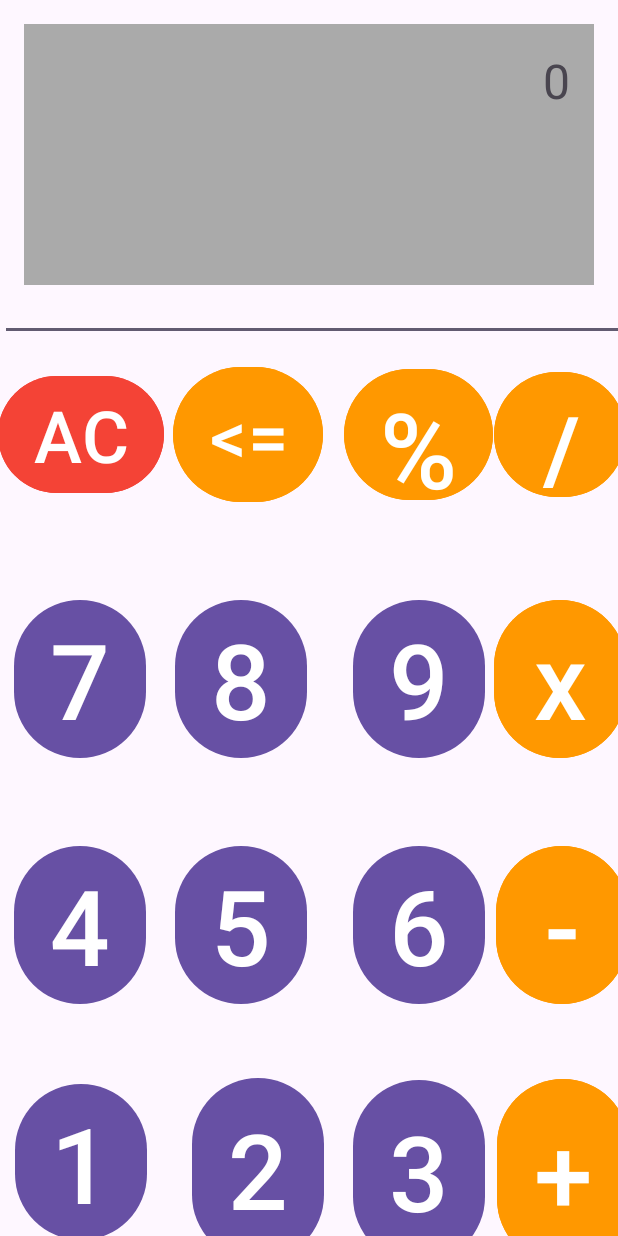
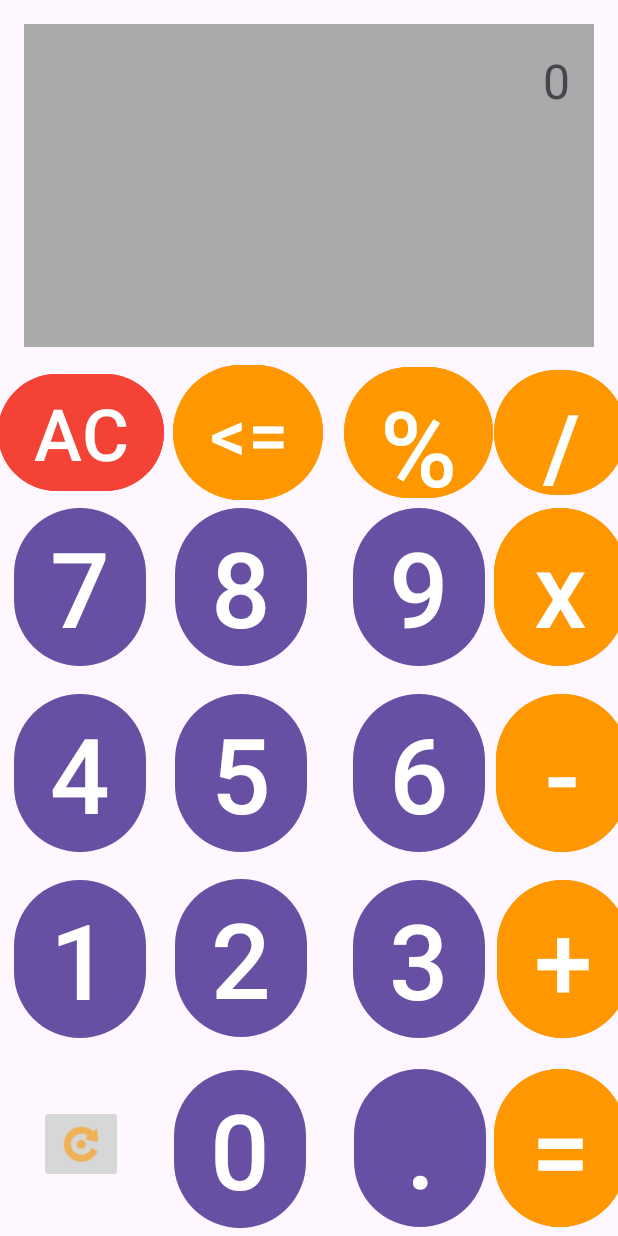
Before and after one commit to VladislavPavlyuk/CalculatorApp, an Android app: the screen it shows after launch (MainActivity), on a phone screen of 412 x 824 dp. Run offline under Robolectric (Android 15) with nearby library versions, the phone set to English and light mode, and no system bars.

Commit message:
Buttons done

```diff
--- a/app/src/main/res/layout/activity_main.xml
+++ b/app/src/main/res/layout/activity_main.xml
@@ -11,7 +11,7 @@
         android:layout_width="wrap_content"
         android:layout_height="wrap_content"
         android:orientation="horizontal"
-        app:layout_constraintGuide_percent="0.25" />
+        app:layout_constraintGuide_percent="0.3" />
 
     <TextView
         android:id="@+id/textView"
@@ -23,21 +23,10 @@
         android:padding="16dp"
         android:text="@string/button_0"
         android:textSize="32sp"
-        app:layout_constraintBottom_toTopOf="@id/guideline"
+        app:layout_constraintBottom_toTopOf="@+id/guideline"
         app:layout_constraintEnd_toEndOf="parent"
         app:layout_constraintStart_toStartOf="parent"
         app:layout_constraintTop_toTopOf="parent" />
-
-    <EditText
-        android:id="@+id/editTextTextMultiLine"
-        android:layout_width="416dp"
-        android:layout_height="227dp"
-        android:ems="10"
-        android:gravity="start|top"
-        android:inputType="textMultiLine"
-        android:textSize="70sp"
-        tools:layout_editor_absoluteX="14dp"
-        tools:layout_editor_absoluteY="13dp" />
 
     <!-- AC -->
     <Button
@@ -121,19 +110,20 @@
     <ImageButton
         android:id="@+id/imageButton_rotate"
         android:layout_width="wrap_content"
-        android:layout_height="94dp"
+        android:layout_height="wrap_content"
         app:layout_constraintBottom_toBottomOf="parent"
         app:layout_constraintEnd_toStartOf="@+id/guideline7"
+        app:layout_constraintHorizontal_bias="0.507"
         app:layout_constraintStart_toStartOf="parent"
         app:layout_constraintTop_toTopOf="@+id/guideline5"
-        app:layout_constraintVertical_bias="0.74"
+        app:layout_constraintVertical_bias="0.493"
         app:srcCompat="@android:drawable/ic_menu_rotate"
         app:tint="#FF9800" />
 
     <Button
         android:id="@+id/button_point"
         android:layout_width="wrap_content"
-        android:layout_height="127dp"
+        android:layout_height="wrap_content"
         android:text="@string/button_point"
         android:textSize="70sp"
         app:layout_constraintBottom_toBottomOf="parent"
@@ -146,7 +136,7 @@
     <Button
         android:id="@+id/button_equal"
         android:layout_width="wrap_content"
-        android:layout_height="129dp"
+        android:layout_height="wrap_content"
         android:backgroundTint="#FF9800"
         android:text="@string/button_equal"
         android:textSize="70sp"
@@ -169,7 +159,7 @@
     <Button
         android:id="@+id/button_0"
         android:layout_width="wrap_content"
-        android:layout_height="121dp"
+        android:layout_height="wrap_content"
         android:layout_marginEnd="20dp"
         android:text="@string/button_0"
         android:textSize="70sp"
@@ -178,39 +168,36 @@
         app:layout_constraintHorizontal_bias="1.0"
         app:layout_constraintStart_toStartOf="@+id/guideline7"
         app:layout_constraintTop_toTopOf="@+id/guideline5"
-        app:layout_constraintVertical_bias="0.928" />
+        app:layout_constraintVertical_bias="0.857" />
 
     <Button
         android:id="@+id/button_1"
         android:layout_width="wrap_content"
-        android:layout_height="112dp"
-        android:layout_marginBottom="28dp"
+        android:layout_height="wrap_content"
         android:text="@string/button_1"
         android:textSize="70sp"
         app:layout_constraintBottom_toTopOf="@+id/guideline5"
         app:layout_constraintEnd_toStartOf="@+id/guideline7"
-        app:layout_constraintHorizontal_bias="0.523"
         app:layout_constraintStart_toStartOf="parent"
-        app:layout_constraintTop_toTopOf="@+id/guideline4"
-        app:layout_constraintVertical_bias="0.862" />
+        app:layout_constraintTop_toTopOf="@+id/guideline4" />
 
     <Button
         android:id="@+id/button_2"
         android:layout_width="wrap_content"
-        android:layout_height="130dp"
+        android:layout_height="wrap_content"
         android:text="@string/button_2"
         android:textSize="70sp"
         app:layout_constraintBottom_toTopOf="@+id/guideline5"
         app:layout_constraintEnd_toStartOf="@+id/guideline6"
-        app:layout_constraintHorizontal_bias="0.785"
-        app:layout_constraintStart_toEndOf="@+id/button_1"
+        app:layout_constraintHorizontal_bias="0.344"
+        app:layout_constraintStart_toStartOf="@+id/guideline7"
         app:layout_constraintTop_toTopOf="@+id/guideline4"
         app:layout_constraintVertical_bias="0.468" />
 
     <Button
         android:id="@+id/button_3"
         android:layout_width="wrap_content"
-        android:layout_height="130dp"
+        android:layout_height="wrap_content"
         android:text="3"
         android:textSize="70sp"
         app:layout_constraintBottom_toTopOf="@+id/guideline5"
@@ -221,7 +208,7 @@
     <Button
         android:id="@+id/button_plus"
         android:layout_width="wrap_content"
-        android:layout_height="132dp"
+        android:layout_height="wrap_content"
         android:layout_marginStart="4dp"
         android:backgroundTint="#FF9800"
         android:text="@string/button_plus"
@@ -329,28 +316,28 @@
         android:layout_width="wrap_content"
         android:layout_height="wrap_content"
         android:orientation="horizontal"
-        app:layout_constraintGuide_begin="373dp" />
+        app:layout_constraintGuide_percent="0.4" />
 
     <androidx.constraintlayout.widget.Guideline
         android:id="@+id/guideline3"
         android:layout_width="wrap_content"
         android:layout_height="wrap_content"
         android:orientation="horizontal"
-        app:layout_constraintGuide_begin="533dp" />
+        app:layout_constraintGuide_percent="0.55" />
 
     <androidx.constraintlayout.widget.Guideline
         android:id="@+id/guideline4"
         android:layout_width="wrap_content"
         android:layout_height="wrap_content"
         android:orientation="horizontal"
-        app:layout_constraintGuide_begin="700dp" />
+        app:layout_constraintGuide_percent="0.7" />
 
     <androidx.constraintlayout.widget.Guideline
         android:id="@+id/guideline5"
         android:layout_width="wrap_content"
         android:layout_height="wrap_content"
         android:orientation="horizontal"
-        app:layout_constraintGuide_begin="862dp" />
+        app:layout_constraintGuide_percent="0.8522976" />
 
     <androidx.constraintlayout.widget.Guideline
         android:id="@+id/guideline6"
```
